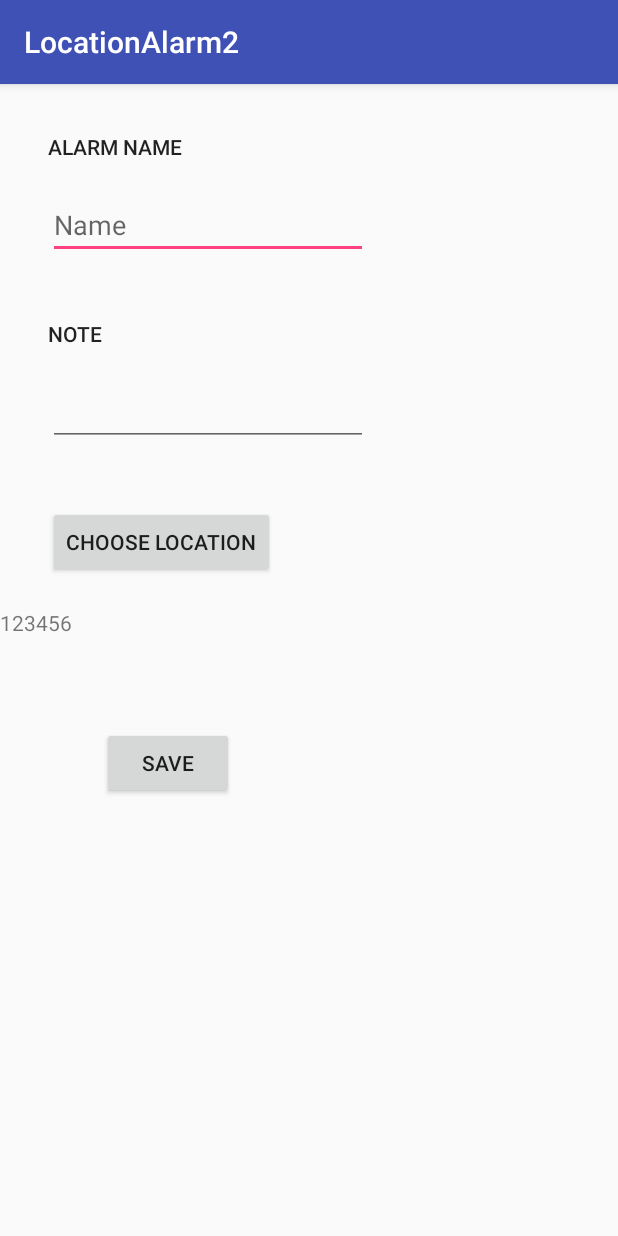
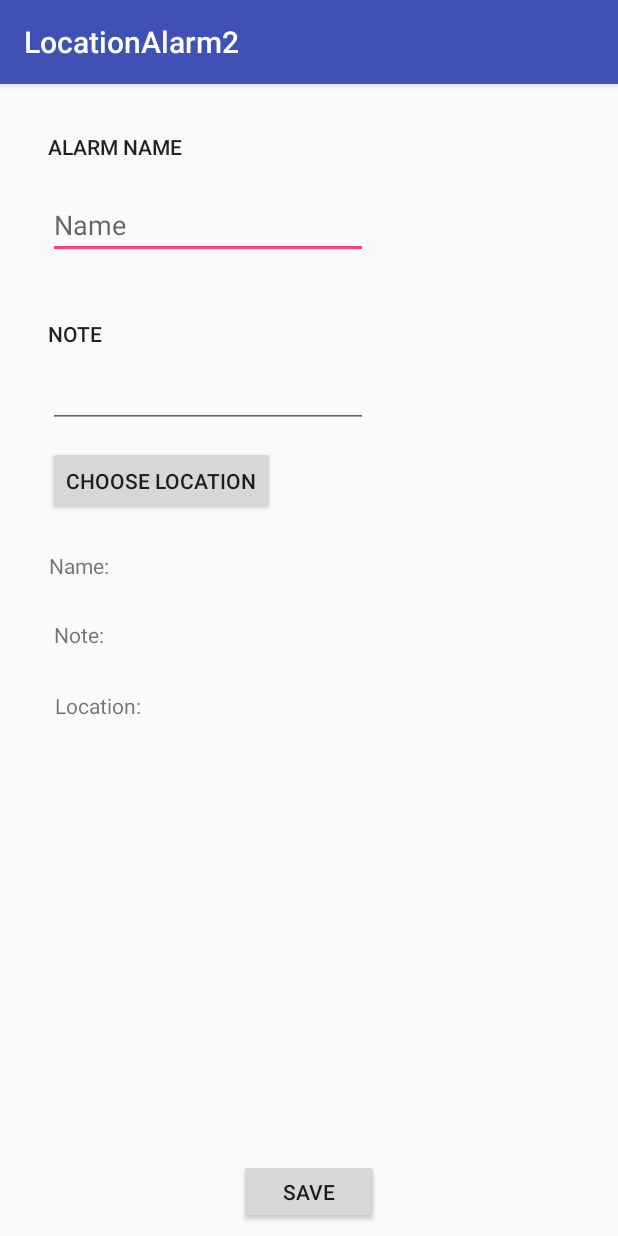
Before and after one commit to mesh3l-966/LocationAlarm2, an Android app: the AddAlarm screen opened directly, with no data from a screen before it, on a phone screen of 412 x 824 dp. Run offline under Robolectric (Android 15) with nearby library versions, the phone set to English and light mode, and no system bars.

```diff
--- a/app/src/main/AndroidManifest.xml
+++ b/app/src/main/AndroidManifest.xml
@@ -26,7 +26,6 @@
             </intent-filter>
         </activity>
         <activity android:name=".AddAlarm" />
-        <activity android:name=".dialogMap" />
         <!--
              The API key for Google Maps-based APIs is defined as a string resource.
              (See the file "res/values/google_maps_api.xml").
--- a/app/src/main/java/com/example/asus_pc/locationalarm2/AddAlarm.java
+++ b/app/src/main/java/com/example/asus_pc/locationalarm2/AddAlarm.java
@@ -15,10 +15,10 @@ import android.widget.Toast;
 
 import java.util.Date;
 
-public class AddAlarm extends AppCompatActivity implements dialogMap.ifaceTest {
+public class AddAlarm extends AppCompatActivity {
 
     @Override
-    protected void onCreate(Bundle savedInstanceState) {
+    protected void onCreate(final Bundle savedInstanceState) {
         super.onCreate(savedInstanceState);
         setContentView(R.layout.activity_add_alarm);
 
@@ -26,9 +26,37 @@ public class AddAlarm extends AppCompatActivity implements dialogMap.ifaceTest {
          final EditText name = (EditText)findViewById(R.id.namein);
       final  EditText note = (EditText)findViewById(R.id.notein);
         final Button vmap = (Button)findViewById(R.id.map);
-      final   TextView loc = (TextView) findViewById(R.id.address);
+    //  final   TextView loc = (TextView) findViewById(R.id.address);
+
+        final TextView alaramName = (TextView) findViewById(R.id.textView);
+        final TextView theNote = (TextView) findViewById(R.id.textView2);
+        final TextView theLocation = (TextView) findViewById(R.id.textView3);
 
 
+         String nName = "";
+         String nNote = "";
+        final String location;
+        if (savedInstanceState == null) {
+            Bundle extras = getIntent().getExtras();
+            if(extras == null) {
+                location= null;
+            } else {
+                location= extras.getString("STRING_I_NEED");
+                 nName = extras.getString("name");
+                 nNote = extras.getString("note");
+                name.setText(nName);
+                note.setText(nNote);
+            }
+        } else {
+            location= (String) savedInstanceState.getSerializable("STRING_I_NEED");
+        }
+
+        if(location != null) {
+            //Toast.makeText(this, "location os null", Toast.LENGTH_LONG).show();
+            alaramName.append(" " + nName);
+            theNote.append(" " + nNote);
+            theLocation.append(" " + location);
+        }
 
 
 
@@ -41,6 +69,8 @@ public class AddAlarm extends AppCompatActivity implements dialogMap.ifaceTest {
                 //d1.show(fm,"d");
 
                 Intent nt2 = new Intent(AddAlarm.this,MapsActivity.class);
+                nt2.putExtra("name", name.getText().toString());
+                nt2.putExtra("note", note.getText().toString());
                 startActivity(nt2);
 
 
@@ -64,23 +94,18 @@ public class AddAlarm extends AppCompatActivity implements dialogMap.ifaceTest {
                // db.deleteRow(4);
               //  db.deleteRow(5);
 
+
+
+
                 String stmt1="select max(alarm_id) from alarmloc";
                 Cursor c =sql.rawQuery(stmt1,null);
                 c.moveToFirst();
 
-               db.insertRow( (c.getInt(0)+1),loc.getText().toString(),name.getText().toString(),note.getText().toString());
+               db.insertRow( (c.getInt(0)+1),location,name.getText().toString(),note.getText().toString());
                db.getAllrec();
 
                Intent nt = new Intent(AddAlarm.this,MainActivity.class);
                startActivity(nt);
-
-
-
-
-
-
-
-
 
 
 
@@ -93,7 +118,7 @@ public class AddAlarm extends AppCompatActivity implements dialogMap.ifaceTest {
 
     }
 
-
+/*
     public   void select_loc (String x){
 
         TextView txt1= (TextView) findViewById(R.id.address);
@@ -101,6 +126,6 @@ public class AddAlarm extends AppCompatActivity implements dialogMap.ifaceTest {
 
 
     }
-
+*/
 
 }
--- a/app/src/main/java/com/example/asus_pc/locationalarm2/MapsActivity.java
+++ b/app/src/main/java/com/example/asus_pc/locationalarm2/MapsActivity.java
@@ -2,30 +2,37 @@ package com.example.asus_pc.locationalarm2;
 
 import android.Manifest;
 import android.content.pm.PackageManager;
+import android.location.Geocoder;
 import android.location.Location;
 import android.support.annotation.NonNull;
 import android.support.v4.app.FragmentActivity;
 import android.os.Bundle;
 import android.support.v4.content.ContextCompat;
 import android.widget.Toast;
-
+import android.os.Bundle;
+import java.lang.String;
 import com.google.android.gms.maps.CameraUpdateFactory;
 import com.google.android.gms.maps.GoogleMap;
 import com.google.android.gms.maps.OnMapReadyCallback;
 import com.google.android.gms.maps.SupportMapFragment;
 import com.google.android.gms.maps.UiSettings;
 import com.google.android.gms.maps.model.LatLng;
+import com.google.android.gms.maps.model.Marker;
 import com.google.android.gms.maps.model.MarkerOptions;
 import com.google.android.gms.maps.MapView;
 import com.google.android.gms.maps.GoogleMap.OnMyLocationButtonClickListener;
 import com.google.android.gms.maps.GoogleMap.OnMyLocationClickListener;
+import com.google.android.gms.maps.GoogleMap.OnMapClickListener;
+import com.google.android.gms.maps.GoogleMap.OnMapLongClickListener;
+import android.content.Intent;
 
 
 public class MapsActivity extends FragmentActivity implements OnMyLocationButtonClickListener,
         OnMyLocationClickListener,
-        OnMapReadyCallback {
+        OnMapReadyCallback, OnMapLongClickListener {
 
     private GoogleMap mMap;
+
 
     @Override
     protected void onCreate(Bundle savedInstanceState) {
@@ -63,6 +70,8 @@ public class MapsActivity extends FragmentActivity implements OnMyLocationButton
             mMap.setMyLocationEnabled(true);
             mMap.setOnMyLocationButtonClickListener(this);
             mMap.setOnMyLocationClickListener(this);
+            mMap.setOnMapLongClickListener(this);
+
 
         } else {
             // Show rationale and request permission.
@@ -71,6 +80,25 @@ public class MapsActivity extends FragmentActivity implements OnMyLocationButton
         }
 
 
+
+
+    }
+
+    @Override
+    public void onMapLongClick(LatLng point) {
+       // Toast.makeText(this, "long pressed, point= " + point.toString(), Toast.LENGTH_LONG).show();
+
+
+
+        Intent i = new Intent(MapsActivity.this, AddAlarm.class);
+        String location = point.toString();
+        Bundle extras = getIntent().getExtras();
+        String name = extras.getString("name");
+        String note = extras.getString("note");
+        i.putExtra("STRING_I_NEED", location);
+        i.putExtra("name", name.toString());
+        i.putExtra("note", note.toString());
+        startActivity(i);
 
     }
 
@@ -88,4 +116,6 @@ public class MapsActivity extends FragmentActivity implements OnMyLocationButton
     }
 
 
+
+
 }
--- a/app/src/main/res/layout/activity_add_alarm.xml
+++ b/app/src/main/res/layout/activity_add_alarm.xml
@@ -46,31 +46,21 @@
     <Button
         android:id="@+id/map"
         android:layout_width="wrap_content"
-        android:layout_height="wrap_content"
+        android:layout_height="46dp"
         android:layout_marginStart="32dp"
-        android:layout_marginLeft="8dp"
-        android:layout_marginTop="40dp"
+        android:layout_marginLeft="32dp"
+        android:layout_marginTop="12dp"
         android:text="@string/choose_location"
         app:layout_constraintStart_toStartOf="parent"
         app:layout_constraintTop_toBottomOf="@+id/notein" />
-
-    <TextView
-        android:id="@+id/address"
-        android:layout_width="wrap_content"
-        android:layout_height="wrap_content"
-        android:layout_marginTop="20dp"
-        android:text="@string/_123456"
-        app:layout_constraintTop_toBottomOf="@+id/map"
-        tools:layout_editor_absoluteX="32dp"
-        tools:ignore="MissingConstraints" />
 
     <EditText
         android:id="@+id/notein"
         android:layout_width="wrap_content"
         android:layout_height="wrap_content"
         android:layout_marginStart="32dp"
-        android:layout_marginLeft="8dp"
-        android:layout_marginTop="20dp"
+        android:layout_marginLeft="32dp"
+        android:layout_marginTop="8dp"
         android:ems="10"
         android:inputType="textMultiLine"
         app:layout_constraintStart_toStartOf="parent"
@@ -78,13 +68,53 @@
 
     <Button
         android:id="@+id/save"
-        android:layout_width="wrap_content"
-        android:layout_height="wrap_content"
-        android:layout_marginStart="68dp"
-        android:layout_marginLeft="8dp"
-        android:layout_marginTop="60dp"
+        android:layout_width="93dp"
+        android:layout_height="43dp"
+        android:layout_marginBottom="8dp"
+        android:layout_marginEnd="8dp"
+        android:layout_marginStart="8dp"
+        android:layout_marginTop="8dp"
         android:text="@string/save"
+        app:layout_constraintBottom_toBottomOf="parent"
+        app:layout_constraintEnd_toEndOf="parent"
         app:layout_constraintStart_toStartOf="parent"
-        app:layout_constraintTop_toBottomOf="@+id/address" />
+        app:layout_constraintTop_toBottomOf="@+id/textView3"
+        app:layout_constraintVertical_bias="1.0" />
+
+    <TextView
+        android:id="@+id/textView"
+        android:layout_width="347dp"
+        android:layout_height="38dp"
+        android:layout_marginEnd="8dp"
+        android:layout_marginStart="8dp"
+        android:layout_marginTop="24dp"
+        android:text="Name: "
+        app:layout_constraintEnd_toEndOf="parent"
+        app:layout_constraintStart_toStartOf="parent"
+        app:layout_constraintTop_toBottomOf="@+id/map" />
+
+    <TextView
+        android:id="@+id/textView2"
+        android:layout_width="340dp"
+        android:layout_height="39dp"
+        android:layout_marginEnd="8dp"
+        android:layout_marginStart="8dp"
+        android:layout_marginTop="8dp"
+        android:text="Note: "
+        app:layout_constraintEnd_toEndOf="parent"
+        app:layout_constraintStart_toStartOf="parent"
+        app:layout_constraintTop_toBottomOf="@+id/textView" />
+
+    <TextView
+        android:id="@+id/textView3"
+        android:layout_width="339dp"
+        android:layout_height="53dp"
+        android:layout_marginEnd="8dp"
+        android:layout_marginStart="8dp"
+        android:layout_marginTop="8dp"
+        android:text="Location: "
+        app:layout_constraintEnd_toEndOf="parent"
+        app:layout_constraintStart_toStartOf="parent"
+        app:layout_constraintTop_toBottomOf="@+id/textView2" />
 
 </android.support.constraint.ConstraintLayout>
```
